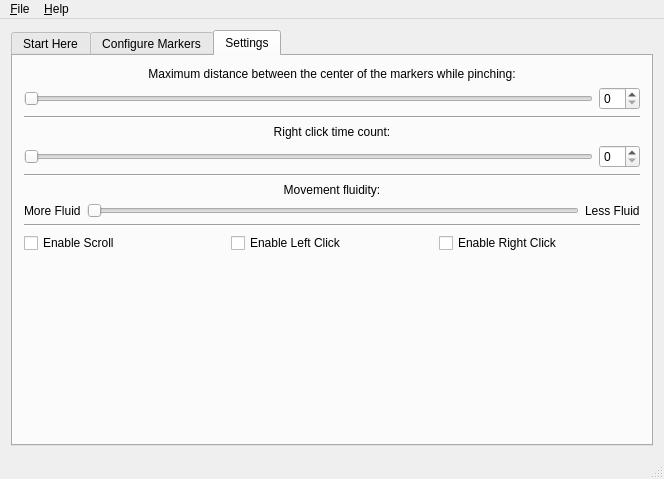
Qt form src/ishara.ui (saikatbsk/Ishara) before a commit.
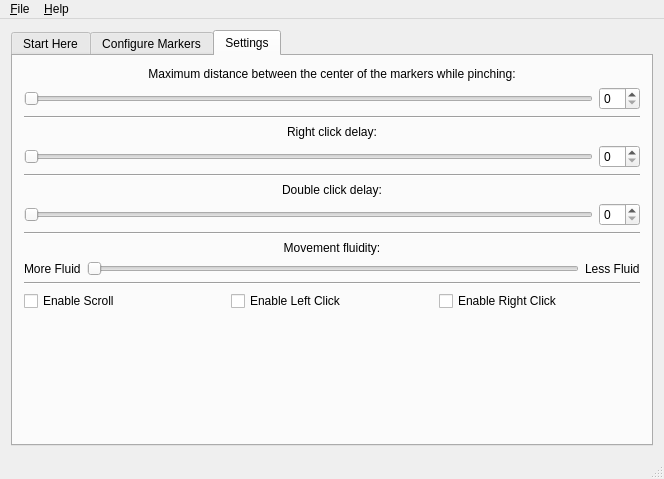
The same form after that commit. The open tabs and pages were chosen to show the change. Icons and pictures are not drawn.

Commit message: Added Double Click

What changed in the file:
```diff
--- a/src/ishara.ui
+++ b/src/ishara.ui
@@ -682,20 +682,14 @@
         <string>Settings</string>
        </attribute>
        <layout class="QGridLayout" name="gridLayout_18">
-        <item row="7" column="0">
-         <spacer name="verticalSpacer">
+        <item row="3" column="0">
+         <widget class="Line" name="line_9">
           <property name="orientation">
-           <enum>Qt::Vertical</enum>
+           <enum>Qt::Horizontal</enum>
           </property>
-          <property name="sizeHint" stdset="0">
-           <size>
-            <width>20</width>
-            <height>40</height>
-           </size>
-          </property>
-         </spacer>
+         </widget>
         </item>
-        <item row="6" column="0">
+        <item row="8" column="0">
          <layout class="QGridLayout" name="gridLayout_16">
           <item row="0" column="2">
            <widget class="QCheckBox" name="chkEnableRightClick">
@@ -759,7 +753,7 @@
           <item row="0" column="0" colspan="2">
            <widget class="QLabel" name="label_25">
             <property name="text">
-             <string>Right click time count:</string>
+             <string>Right click delay:</string>
             </property>
             <property name="alignment">
              <set>Qt::AlignCenter</set>
@@ -768,7 +762,7 @@
           </item>
          </layout>
         </item>
-        <item row="4" column="0">
+        <item row="6" column="0">
          <layout class="QGridLayout" name="gridLayout_15">
           <item row="1" column="1">
            <widget class="QSlider" name="sliderSmoothFac">
@@ -803,13 +797,37 @@
           </item>
          </layout>
         </item>
-        <item row="3" column="0">
+        <item row="5" column="0">
          <widget class="Line" name="line_7">
           <property name="orientation">
            <enum>Qt::Horizontal</enum>
           </property>
          </widget>
         </item>
+        <item row="4" column="0">
+         <layout class="QGridLayout" name="gridLayout_21">
+          <item row="1" column="0">
+           <widget class="QSlider" name="sliderDCRC">
+            <property name="orientation">
+             <enum>Qt::Horizontal</enum>
+            </property>
+           </widget>
+          </item>
+          <item row="1" column="1">
+           <widget class="QSpinBox" name="spnDCRC"/>
+          </item>
+          <item row="0" column="0" colspan="2">
+           <widget class="QLabel" name="label_27">
+            <property name="text">
+             <string>Double click delay:</string>
+            </property>
+            <property name="alignment">
+             <set>Qt::AlignCenter</set>
+            </property>
+           </widget>
+          </item>
+         </layout>
+        </item>
         <item row="1" column="0">
          <widget class="Line" name="line_5">
           <property name="orientation">
@@ -817,13 +835,26 @@
           </property>
          </widget>
         </item>
-        <item row="5" column="0">
+        <item row="7" column="0">
          <widget class="Line" name="line_8">
           <property name="orientation">
            <enum>Qt::Horizontal</enum>
           </property>
          </widget>
         </item>
+        <item row="9" column="0">
+         <spacer name="verticalSpacer">
+          <property name="orientation">
+           <enum>Qt::Vertical</enum>
+          </property>
+          <property name="sizeHint" stdset="0">
+           <size>
+            <width>20</width>
+            <height>40</height>
+           </size>
+          </property>
+         </spacer>
+        </item>
        </layout>
       </widget>
      </widget>
```
Left out of the diff: 5 changed lines with no effect on the pictures. The commit also changes 2 other files.
